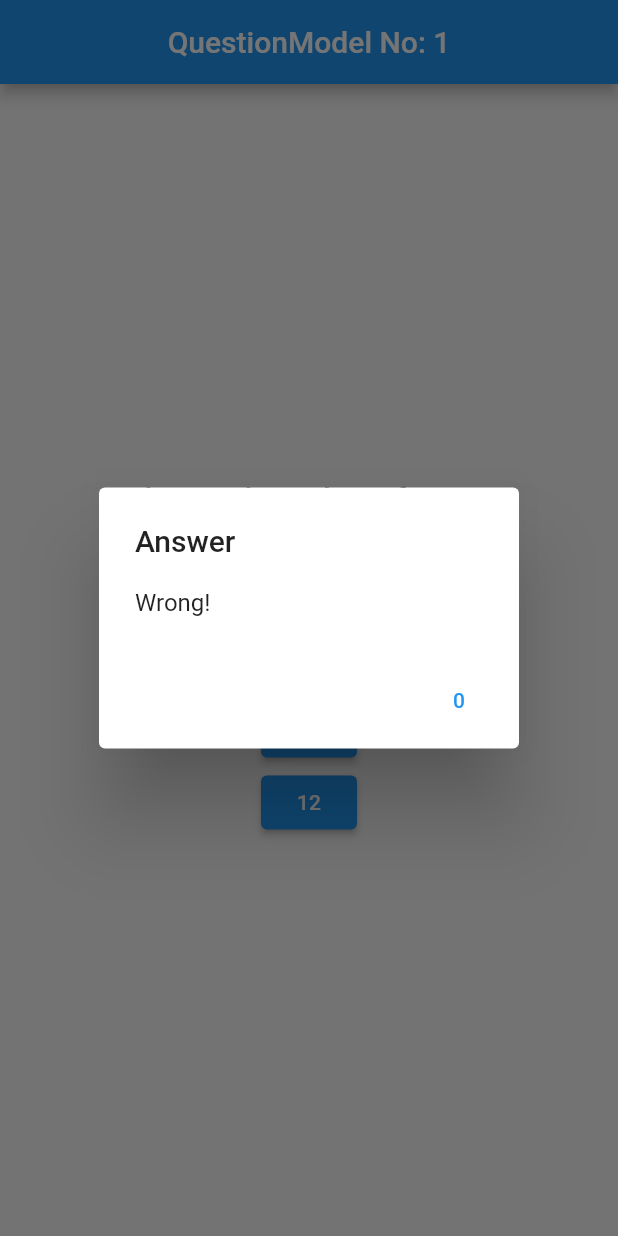
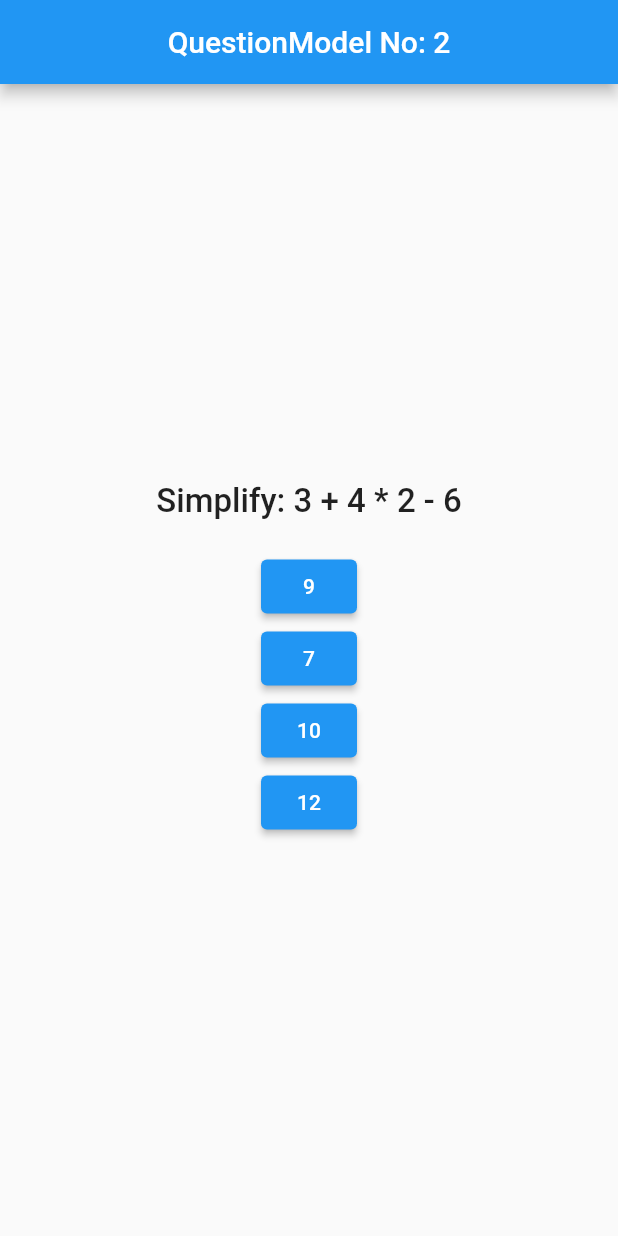
Before and after one commit to HastagKc/flutter_quiz_app, a Flutter app: the screen it shows after launch, after a tap on an icon or button, on a phone screen of 412 x 824 dp. Run offline on Flutter 3.47's test engine with Material 2 defaults, Android fonts, the phone set to English and light mode, and no system bars.

Commit message:
fixing score page

```diff
--- a/lib/screens/home_page.dart
+++ b/lib/screens/home_page.dart
@@ -24,141 +24,70 @@ class _HomePageState extends State<HomePage> {
       ansOpt: ['9', '7', '10', '12'],
       ans: '9',
     ),
-    // QuestionModel(
-    //   question: 'What is the square root of 16?',
-    //   ansOpt: ['4', '6', '8', '10'],
-    //   ans: '4',
-    // ),
-    // QuestionModel(
-    //   question: 'What is the result of 5 squared?',
-    //   ansOpt: ['20', '25', '30', '35'],
-    //   ans: '25',
-    // ),
-    // QuestionModel(
-    //   question: 'Simplify: 2 * (4 + 3)',
-    //   ansOpt: ['7', '14', '16', '21'],
-    //   ans: '14',
-    // ),
-    // QuestionModel(
-    //   question: 'What is the value of 9 divided by 3?',
-    //   ansOpt: ['2', '3', '4', '5'],
-    //   ans: '3',
-    // ),
-    // QuestionModel(
-    //   question: 'Find the next number in the sequence: 2, 4, 6, 8, ...',
-    //   ansOpt: ['10', '9', '12', '14'],
-    //   ans: '10',
-    // ),
-    // QuestionModel(
-    //   question: 'What is the result of 3 to the power of 4?',
-    //   ansOpt: ['12', '27', '64', '81'],
-    //   ans: '81',
-    // ),
-    // QuestionModel(
-    //   question: 'Simplify: 12 / (4 + 2)',
-    //   ansOpt: ['1', '2', '3', '4'],
-    //   ans: '2',
-    // ),
-    // QuestionModel(
-    //   question: 'What is the value of 5 - 2 * 3?',
-    //   ansOpt: ['-1', '1', '3', '5'],
-    //   ans: '-1',
-    // ),
+    QuestionModel(
+      question: 'What is the square root of 16?',
+      ansOpt: ['4', '6', '8', '10'],
+      ans: '4',
+    ),
+    QuestionModel(
+      question: 'What is the result of 5 squared?',
+      ansOpt: ['20', '25', '30', '35'],
+      ans: '25',
+    ),
   ];
+
+  var totalScore = 0;
+  var currentQuestionIndex = 0;
 
 // creating function to check answer
 
   void checkAnswer(String selectedAnswer) {
     // storing currect answer int the correctAns variable
-    String correctAns = mathQuestions[currentQesIndex].ans;
-    showDialog(
-      context: context,
-      builder: (BuildContext context) {
-        return AlertDialog(
-          title: const Text('Answer'),
-          content: Text(selectedAnswer == correctAns ? 'Correct!' : 'Wrong!'),
-          actions: [
-            TextButton(
-              onPressed: () {
-                setState(
-                  () {
-                    if (currentQesIndex < mathQuestions.length - 1) {
-                      if (selectedAnswer == correctAns) {
-                        score++;
-                        print(score);
-                      }
+    if (currentQesIndex < mathQuestions.length) {
+      if (selectedAnswer == mathQuestions[currentQesIndex].ans) {
+        totalScore++;
+        setState(() {
           currentQesIndex++;
 
-                      Navigator.of(context).pop();
+          print('set call and score ${totalScore}');
+        });
       } else {
-                      //  going to end quiz and show next show alert
-
-                      showDialog(
-                        context: context,
-                        builder: (BuildContext context) {
-                          return AlertDialog(
-                            title: const Text("Quiz End"),
-                            content: Text(
-                              'Congratulations! I have complete quize sucessfully Your score is $score',
-                            ),
-                            actions: [
-                              Row(
-                                children: [
-                                  TextButton(
-                                    onPressed: () {
-                                      currentQesIndex = 0;
-                                    },
-                                    child: const Text('Try again'),
-                                  ),
-                                  TextButton(
-                                    onPressed: () {
-                                      Navigator.of(context).pop();
-                                    },
-                                    child: const Text('OK'),
-                                  ),
-                                ],
-                              ),
-                            ],
-                          );
-                        },
-                      );
+        setState(() {
+          currentQesIndex++;
+        });
       }
-                  },
-                );
-              },
-              /*   child: Text(
-                currentQesIndex == mathQuestions.length
-                    ? 'See Results'
-                    : 'Next Question',
-              ), */
-
-              child: Text(currentQesIndex.toString()),
-            ),
-          ],
-        );
-      },
-    );
+    } else {
+      print('Nothing');
+    }
   }
 
-  void printAnswer() {}
+// reset function
+
+  dynamic resetQuiz() {
+    setState(() {
+      totalScore = 0;
+      currentQesIndex = 0;
+    });
+
+    return currentQesIndex;
+  }
 
   @override
   Widget build(BuildContext context) {
-    QuestionModel currentQuestion = mathQuestions[currentQesIndex];
     // list for current answer
 
-    List<String> answerOption = mathQuestions[currentQesIndex].ansOpt;
     return Scaffold(
       appBar: AppBar(
         centerTitle: true,
-        title: const Text('QuestionModel No: 1'),
+        title: Text('QuestionModel No: ${currentQesIndex + 1}'),
       ),
-      body: Center(
+      body: (currentQesIndex <= mathQuestions.length - 1)
+          ? Center(
               child: Column(
                 mainAxisAlignment: MainAxisAlignment.center,
                 children: [
                   Text(
-              currentQuestion.question,
+                    mathQuestions[currentQesIndex].question,
                     style: const TextStyle(
                       fontSize: 22.0,
                       fontWeight: FontWeight.w500,
@@ -168,9 +97,11 @@ class _HomePageState extends State<HomePage> {
                     height: 20.0,
                   ),
                   Column(
-              children: answerOption.map((answer) {
+                    children:
+                        mathQuestions[currentQesIndex].ansOpt.map((answer) {
                       return ElevatedButton(
                         onPressed: () {
+                          print(answer);
                           checkAnswer(answer);
                         },
                         child: Text(answer),
@@ -179,23 +110,50 @@ class _HomePageState extends State<HomePage> {
                   ),
                 ],
               ),
+            )
+          : Center(
+              child: ScorePage(
+                score: totalScore,
+                resetQuiz: resetQuiz(),
+              ),
             ),
     );
   }
 }
 
-class NextPage extends StatelessWidget {
-  int score;
-  NextPage({super.key, required this.score});
+class ScorePage extends StatelessWidget {
+  var score;
+  Function resetQuiz;
+  ScorePage({
+    Key? key,
+    required this.score,
+    required this.resetQuiz,
+  }) : super(key: key);
 
   @override
   Widget build(BuildContext context) {
     return Scaffold(
-      body: Column(
+      body: Center(
+        child: Column(
+          mainAxisAlignment: MainAxisAlignment.center,
           children: [
-          const Text('Congratulations!'),
-          Text('Your Score is $score'),
+            Text('Your Score is ${score}'),
+            const SizedBox(
+              height: 20.0,
+            ),
+            ElevatedButton(
+              onPressed: () {
+                resetQuiz();
+                Navigator.of(context).push(
+                  MaterialPageRoute(builder: (context) {
+                    return HomePage();
+                  }),
+                );
+              },
+              child: const Text("Try Again "),
+            ),
           ],
+        ),
       ),
     );
   }
```
Lines whose indentation alone changed are shown as unchanged.
